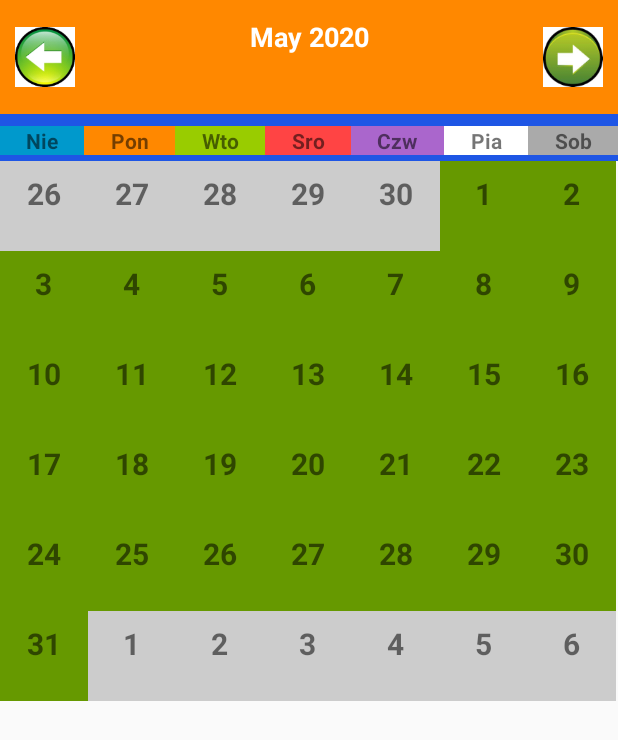
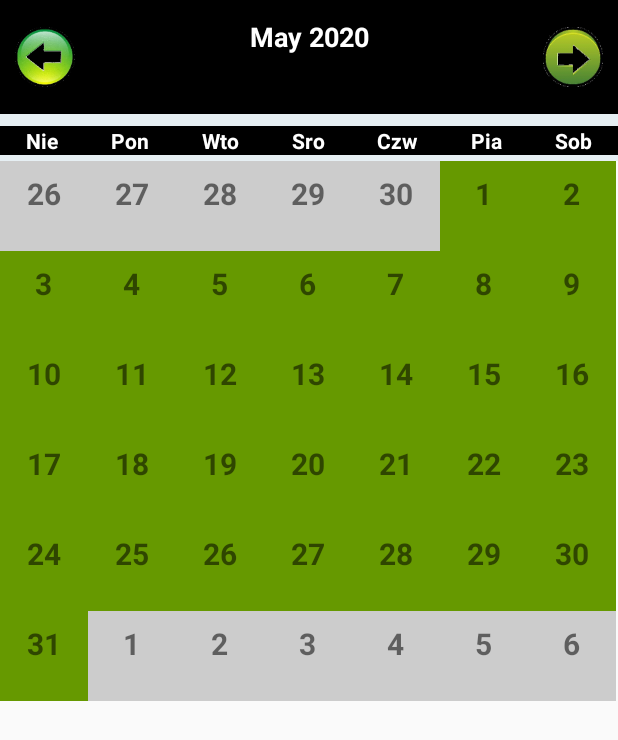
Before and after one commit to solTheW/android-app, an Android app: the screen it shows after launch once a user with an empty profile is signed in (KalendarzActivity), in the side drawer, after a tap on "Kalendarz", on a phone screen of 412 x 824 dp. Shown: the top 740 px of the screen. Run offline under Robolectric (Android 15) with nearby library versions, the phone set to English and light mode, and no system bars; our stand-ins replace CircleImageView, Firebase (no records; nobody signed in at launch, a user with empty details on screens opened directly); 3 statements that could not run were skipped.

Commit message:
Poprawiona grafika w Kalendarzu oraz opcje wizualne

```diff
--- a/app/src/main/res/layout/calendar_layout.xml
+++ b/app/src/main/res/layout/calendar_layout.xml
@@ -10,7 +10,7 @@
         android:orientation="horizontal"
         android:paddingTop="8dp"
         android:paddingBottom="8dp"
-        android:background="@android:color/holo_orange_dark">
+        android:background="@android:color/black">
 
         <ImageButton
             android:layout_width="40dp"
@@ -43,14 +43,15 @@
         android:orientation="horizontal"
         android:paddingTop="4dp"
         android:paddingBottom="4dp"
-        android:background="@color/colorPrimaryDark" >
+        android:background="@color/colorPrimary" >
 
         <TextView
             android:layout_width="wrap_content"
             android:layout_height="wrap_content"
             android:gravity="center"
             android:text="Nie"
-            android:background="@android:color/holo_blue_dark"
+            android:textColor="@android:color/white"
+            android:background="@android:color/black"
             android:layout_marginTop="4dp"
             android:layout_weight="1"
             android:textStyle="bold" />
@@ -59,7 +60,8 @@
             android:layout_height="wrap_content"
             android:gravity="center"
             android:text="Pon"
-            android:background="@android:color/holo_orange_dark"
+            android:textColor="@android:color/white"
+            android:background="@android:color/black"
             android:layout_marginTop="4dp"
             android:layout_weight="1"
             android:textStyle="bold" />
@@ -68,7 +70,8 @@
             android:layout_height="wrap_content"
             android:gravity="center"
             android:text="Wto"
-            android:background="@android:color/holo_green_light"
+            android:textColor="@android:color/white"
+            android:background="@android:color/black"
             android:layout_marginTop="4dp"
             android:layout_weight="1"
             android:textStyle="bold" />
@@ -77,7 +80,8 @@
             android:layout_height="wrap_content"
             android:gravity="center"
             android:text="Sro"
-            android:background="@android:color/holo_red_light"
+            android:textColor="@android:color/white"
+            android:background="@android:color/black"
             android:layout_marginTop="4dp"
             android:layout_weight="1"
             android:textStyle="bold" />
@@ -86,7 +90,8 @@
             android:layout_height="wrap_content"
             android:gravity="center"
             android:text="Czw"
-            android:background="@android:color/holo_purple"
+            android:textColor="@android:color/white"
+            android:background="@android:color/black"
             android:layout_marginTop="4dp"
             android:layout_weight="1"
             android:textStyle="bold" />
@@ -95,7 +100,8 @@
             android:layout_height="wrap_content"
             android:gravity="center"
             android:text="Pia"
-            android:background="@android:color/white"
+            android:textColor="@android:color/white"
+            android:background="@android:color/black"
             android:layout_marginTop="4dp"
             android:layout_weight="1"
             android:textStyle="bold" />
@@ -104,7 +110,8 @@
             android:layout_height="wrap_content"
             android:gravity="center"
             android:text="Sob"
-            android:background="@android:color/darker_gray"
+            android:textColor="@android:color/white"
+            android:background="@android:color/black"
             android:layout_marginTop="4dp"
             android:layout_weight="1"
             android:textStyle="bold" />
```
Also changed, not shown: app/src/main/res/mipmap-xxxhdpi/next.png, app/src/main/res/mipmap-xxxhdpi/prevous.jpg (deleted), app/src/main/res/mipmap-xxxhdpi/prevous.png (added), app/src/main/res/mipmap-xxxhdpi/timeicon.png.
